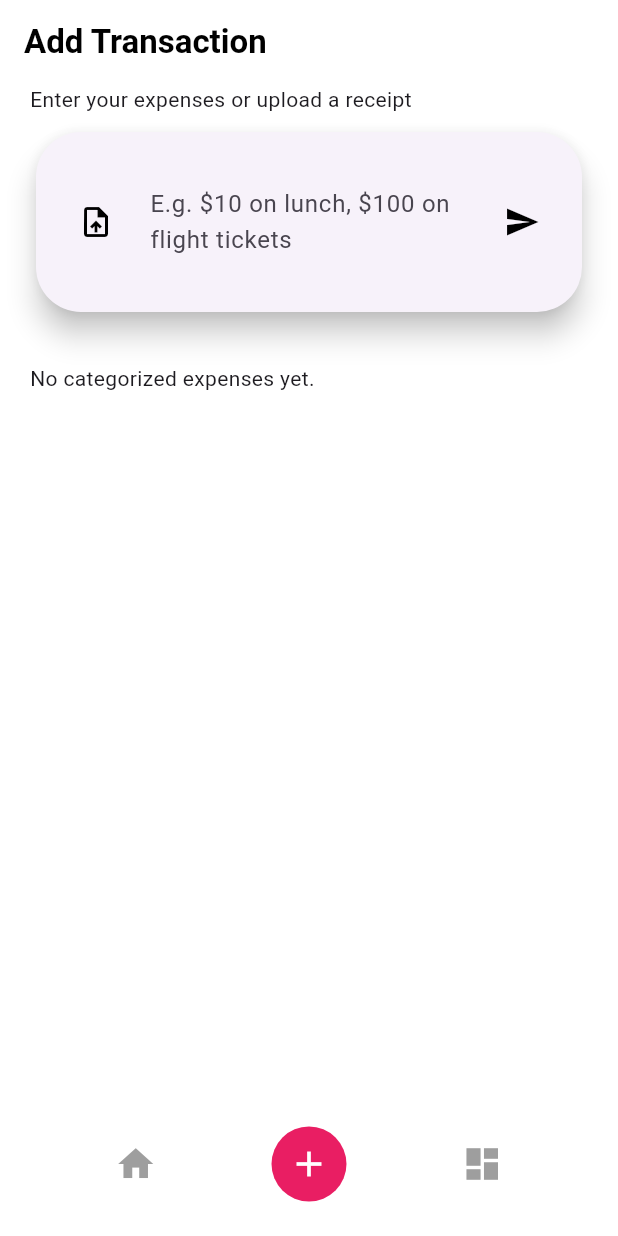
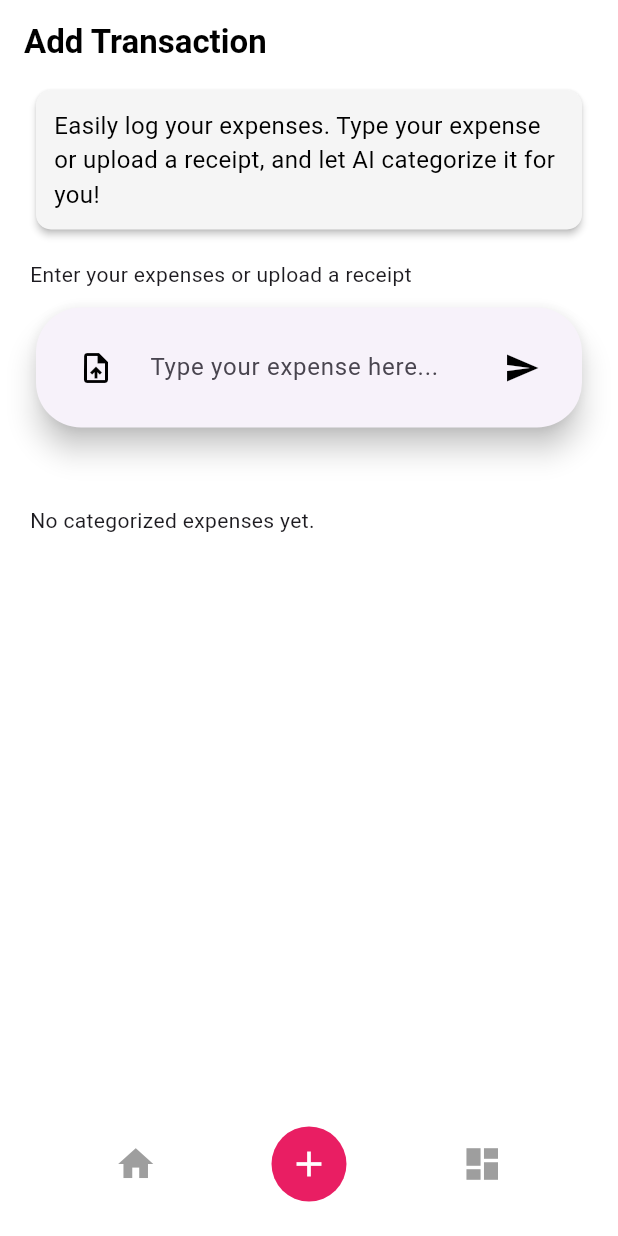
Before and after one commit to shortlion99/dollar-saver, a Flutter app: the screen it shows after launch, item 2 of the bottom bar chosen, after a tap on the "send" icon, on a phone screen of 412 x 824 dp. Run offline on Flutter 3.47's test engine with Material 3 defaults, Android fonts, the phone set to English and light mode, and no system bars; our stand-ins replace image_picker.

Commit message:
updated add transaction screen to integrate backend

```diff
--- a/frontend/lib/screens/add_transaction_screen.dart
+++ b/frontend/lib/screens/add_transaction_screen.dart
@@ -4,7 +4,8 @@ import 'package:flutter/material.dart';
 import 'package:image_picker/image_picker.dart';
 import 'dart:io';
 import 'package:provider/provider.dart';
-
+import 'package:http/http.dart' as http;
+import 'dart:convert';
 
 class AddTransactionScreen extends StatefulWidget {
   const AddTransactionScreen({super.key});
@@ -36,17 +37,38 @@ class _AddTransactionScreenState extends State<AddTransactionScreen> {
       body: Container(
         color: Colors.white, // Ensure the body background is white
         padding: const EdgeInsets.symmetric(horizontal: 20.0),
+        child: SingleChildScrollView(
           child: Column(
             crossAxisAlignment: CrossAxisAlignment.start,
             children: [
+              _buildWelcomeMessage(),
+              const SizedBox(height: 16),
               _buildInputField(),
-            const SizedBox(height: 10),
+              const SizedBox(height: 16),
               _buildReceiptPreview(),
-            const SizedBox(height: 10),
+              const SizedBox(height: 16),
               _isProcessing ? _buildLoadingIndicator() : Container(),
-            const SizedBox(height: 10),
+              const SizedBox(height: 16),
               _buildCategorizedExpenses(),
             ],
+          ),
+        ),
+      ),
+    );
+  }
+
+  Widget _buildWelcomeMessage() {
+    return Card(
+      elevation: 2,
+      shape: RoundedRectangleBorder(
+        borderRadius: BorderRadius.circular(10),
+      ),
+      color: Colors.grey[100], // Slightly different background color for contrast
+      child: Padding(
+        padding: const EdgeInsets.all(12.0),
+        child: const Text(
+          'Easily log your expenses. Type your expense or upload a receipt, and let AI categorize it for you!',
+          style: TextStyle(color: Colors.black, fontSize: 16),
         ),
       ),
     );
@@ -79,12 +101,10 @@ class _AddTransactionScreenState extends State<AddTransactionScreen> {
                   child: TextField(
                     controller: expenseController,
                     decoration: InputDecoration(
-                    hintText: 'E.g. \$10 on lunch, \$100 on flight tickets',
+                      hintText: 'Type your expense here...',
                       border: InputBorder.none,
-                    contentPadding: const EdgeInsets.symmetric(vertical: 20, horizontal: 12), // Adjust padding here
+                      contentPadding: const EdgeInsets.symmetric(vertical: 10, horizontal: 12),
                     ),
-                  minLines: 1, // Set minimum lines for height
-                  maxLines: null, // Allow the field to grow vertically
                     onSubmitted: (_) => _logExpense(),
                   ),
                 ),
@@ -100,15 +120,17 @@ class _AddTransactionScreenState extends State<AddTransactionScreen> {
     );
   }
 
-
   void _logExpense() async {
     final message = expenseController.text.trim();
     if (message.isNotEmpty) {
+      setState(() {
+        _isProcessing = true;
+      });
       final response = await _processUserInput(message);
-
+      if (response.isNotEmpty) {
         final transaction = Transaction(
           category: response['category']!,
-      amount: 10.0, // Adjust the amount as needed based on your logic
+          amount: double.tryParse(response['total'] ?? '0') ?? 0.0,
           date: DateTime.now(), // Use the current date for the transaction
           isIncome: false, // Set this according to your needs
         );
@@ -116,21 +138,52 @@ class _AddTransactionScreenState extends State<AddTransactionScreen> {
         Provider.of<BudgetProvider>(context, listen: false).addTransaction(transaction);
         setState(() {
           categorizedExpenses.add(response);
+          expenseController.clear();
+          _isProcessing = false;
         });
-    expenseController.clear();
 
         // Show success message
         ScaffoldMessenger.of(context).showSnackBar(SnackBar(
           content: Text('Successfully added: ${response['message']} under ${response['category']}'),
         ));
+      } else {
+        setState(() {
+          _isProcessing = false;
+        });
+        // Handle empty response case
+        ScaffoldMessenger.of(context).showSnackBar(const SnackBar(content: Text('Failed to log expense')));
+      }
     }
   }
 
+  Future<Map<String, String>> _processUserInput(String input) async {
+    final url = Uri.parse('http://localhost:3000/addExpense'); // Update to your server URL
+    try {
+      final response = await http.post(
+        url,
+        headers: {'Content-Type': 'application/json'},
+        body: jsonEncode({
+          'inputText': input,
+          'userId': 'Etvdsmu2c0NCjwLr40FI',
+        }),
+      );
 
+      if (response.statusCode == 200) {
+        final data = jsonDecode(response.body); // Parse the response
+        final expenses = data['expenses'];
 
-  Future<Map<String, String>> _processUserInput(String input) async {
-    await Future.delayed(const Duration(seconds: 1));
-    return {"category": "Food & Drink", "message": "Spent \$10 on food"};
+        if (expenses.isNotEmpty) {
+          // Return the first categorized expense for simplicity
+          return expenses[0];
+        }
+      } else {
+        print('Error: ${response.statusCode}');
+        print('Response body: ${response.body}');
+      }
+    } catch (e) {
+      print('Exception: $e'); // Debug log
+    }
+    return {};
   }
 
   Future<void> _pickImage() async {
@@ -147,6 +200,7 @@ class _AddTransactionScreenState extends State<AddTransactionScreen> {
           categorizedExpenses.add(response);
           _isProcessing = false;
         });
+
         ScaffoldMessenger.of(context).showSnackBar(SnackBar(content: Text('Receipt uploaded: ${response['message']}')));
       }
     } catch (e) {
@@ -159,7 +213,7 @@ class _AddTransactionScreenState extends State<AddTransactionScreen> {
 
   Future<Map<String, String>> _processReceipt(File receiptImage) async {
     await Future.delayed(const Duration(seconds: 2));
-    return {"category": "Groceries", "message": "Spent \$20 on groceries"};
+    return {"category": "Groceries", "message": "Spent \$20 on groceries"}; // Simulated response
   }
 
   Widget _buildReceiptPreview() {
@@ -203,7 +257,7 @@ class _AddTransactionScreenState extends State<AddTransactionScreen> {
     return Column(
       crossAxisAlignment: CrossAxisAlignment.start,
       children: [
-        const Text('Your Expenses:', style: TextStyle(fontWeight: FontWeight.bold)),
+        const Text('Categorized Expenses:', style: TextStyle(fontWeight: FontWeight.bold)),
         ListView.builder(
           shrinkWrap: true,
           physics: const NeverScrollableScrollPhysics(),
```
Lines whose indentation alone changed are shown as unchanged.
